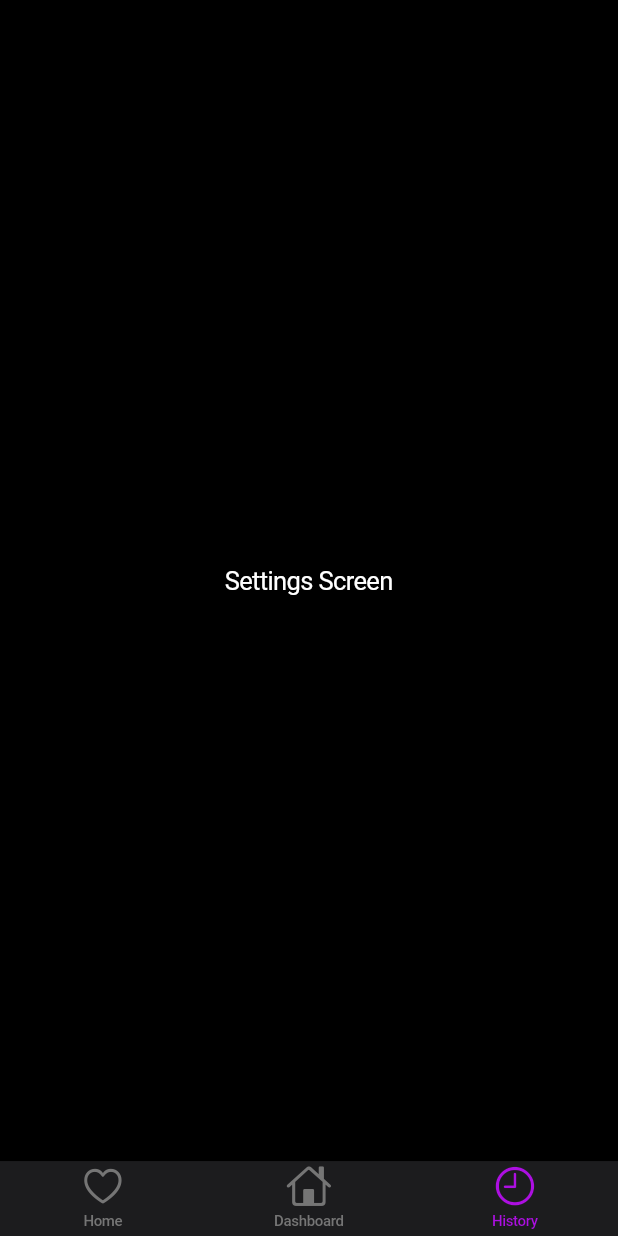
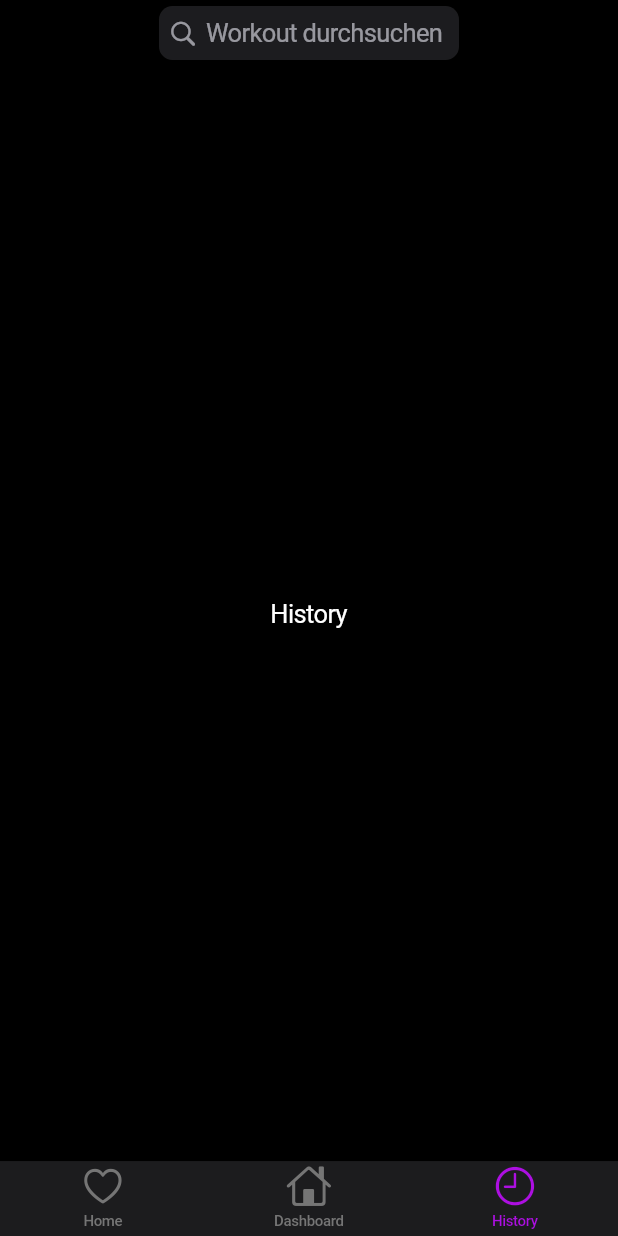
Before and after one commit to leuteritz/GymTracker, a Flutter app: the screen it shows after launch, item 3 of the bottom bar chosen, on a phone screen of 412 x 824 dp. Run offline on Flutter 3.47's test engine with Material 2 defaults, Android fonts, the phone set to English and light mode, and no system bars.

Commit message:
add searchtextfield in history screen

```diff
--- a/lib/main.dart
+++ b/lib/main.dart
@@ -1,5 +1,4 @@
 import 'package:flutter/cupertino.dart';
-
 import 'dart:async';
 
 void main() {
@@ -73,7 +72,7 @@ class _MyHomePageState extends State<MyHomePage> {
           case 1:
             return HomeScreen(); // Pass the _key to the HomeScreen widget
           case 2:
-            return SettingsScreen();
+            return HistoryScreen();
           default:
             return HomeScreen();
         }
@@ -166,7 +165,6 @@ class _HomeScreenState extends State<HomeScreen> {
 
   @override
   Widget build(BuildContext context) {
-    print("Exercise List $_exerciseList");
     return CupertinoPageScaffold(
       navigationBar: CustomNavigationBar(key: _key),
       child: SafeArea(
@@ -201,6 +199,7 @@ class _HomeScreenState extends State<HomeScreen> {
                 onPressed: () {
                   _showCupertinoModal(context);
                   _key.currentState?._startTimer();
+
                   setState(() {
                     _isAddButtonPressed = true; // Show "Stop" button
                   });
@@ -219,6 +218,18 @@ class _HomeScreenState extends State<HomeScreen> {
                     _key.currentState?._stopTimer();
                   },
                   child: Icon(CupertinoIcons.stop_circle_fill,
+                      size: 60, color: CupertinoColors.systemRed),
+                ),
+              ),
+            ),
+            Positioned(
+              bottom: 0,
+              right: 150,
+              child: Visibility(
+                visible: _isAddButtonPressed,
+                child: CupertinoButton(
+                  onPressed: () {},
+                  child: Icon(CupertinoIcons.device_laptop,
                       size: 60, color: CupertinoColors.systemRed),
                 ),
               ),
@@ -327,9 +338,17 @@ class _HomeScreenState extends State<HomeScreen> {
 
   // function to add exercise to the list
   void _addExerciseToList() {
+    // Get the current date
+    DateTime currentDate = DateTime.now();
+
+    // Format the date as dd.mm.yyyy
+    String formattedDate =
+        "${currentDate.day.toString().padLeft(2, '0')}.${currentDate.month.toString().padLeft(2, '0')}.${currentDate.year.toString()}";
+
     setState(() {
       _exerciseList.add({
         'name': _selectedExercise,
+        'date': formattedDate, // Add the formatted date to the exercise entry
         'sets': List.generate(
           _currentSliderValue.toInt(),
           (index) => {'weight': 0, 'reps': 0},
@@ -487,6 +506,7 @@ class _ListItemState extends State<ListItem> {
   Widget build(BuildContext context) {
     print("weight: ${widget.weight}");
     print("reps: ${widget.reps}");
+    print("Exercise List $_exerciseList");
 
     return Padding(
       padding: EdgeInsets.symmetric(vertical: 10),
@@ -559,12 +579,22 @@ class _ListItemState extends State<ListItem> {
   }
 }
 
-class SettingsScreen extends StatelessWidget {
+class HistoryScreen extends StatelessWidget {
   @override
   Widget build(BuildContext context) {
     return CupertinoPageScaffold(
-      child: Center(
-        child: Text('Settings Screen'),
+      navigationBar: CupertinoNavigationBar(
+        middle: SizedBox(
+          width: 200,
+          child: CupertinoSearchTextField(
+            placeholder: 'Workout durchsuchen',
+          ),
+        ),
+      ),
+      child: SafeArea(
+        child: Center(
+          child: Text('History'),
+        ),
       ),
     );
   }
```
